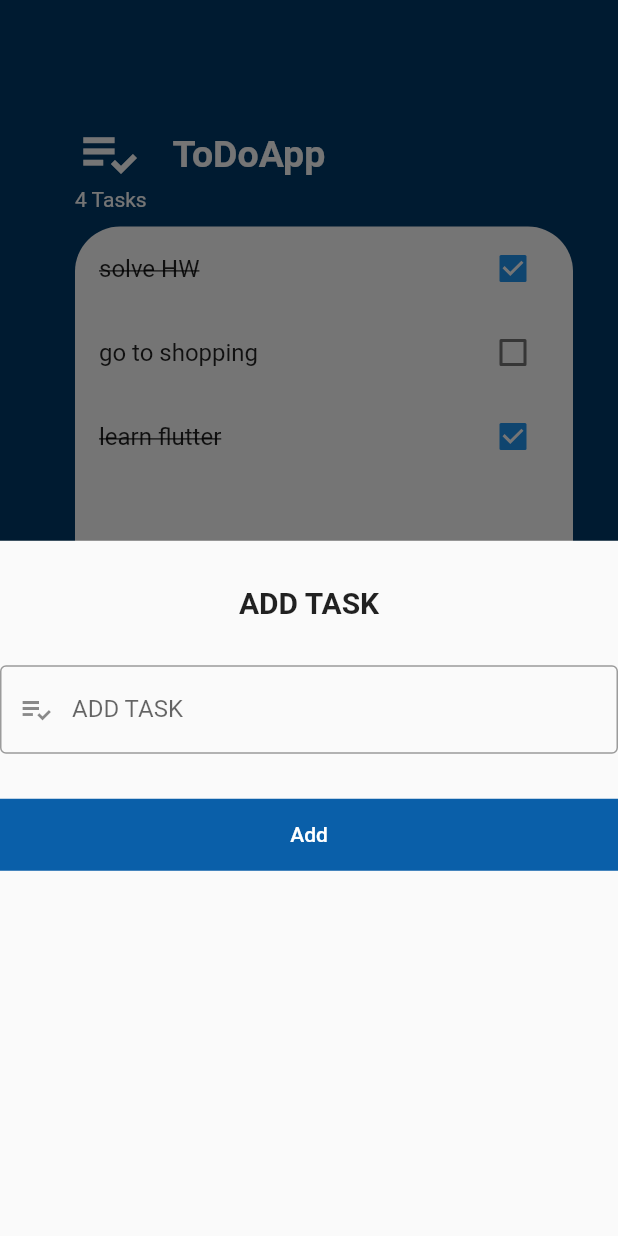
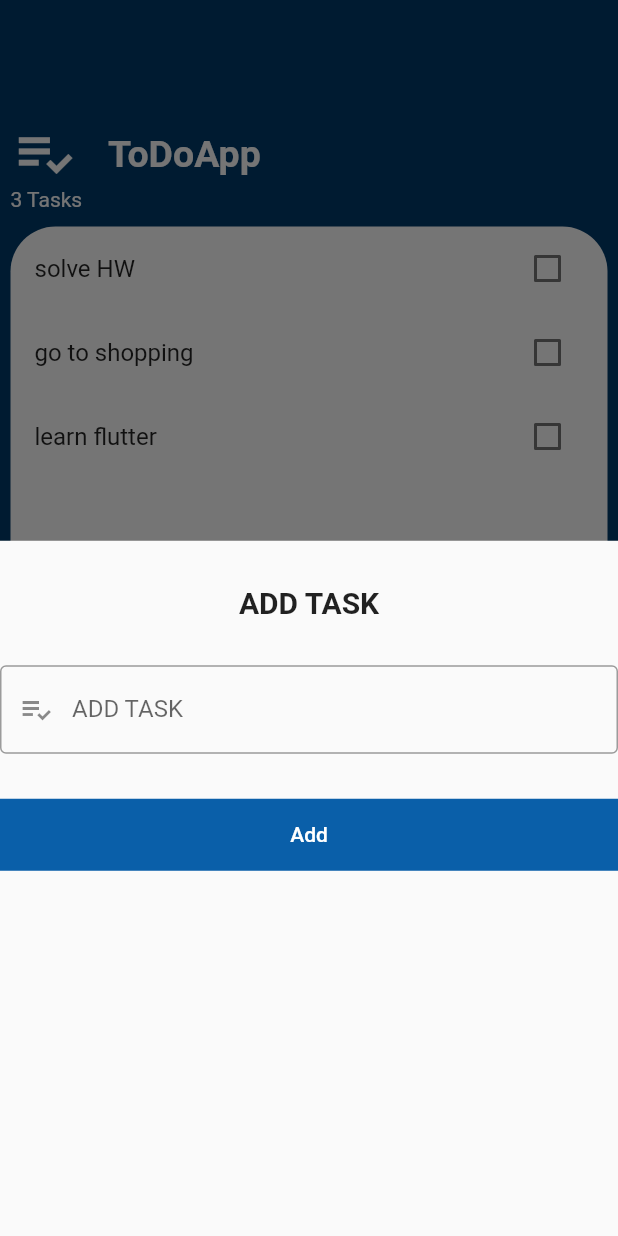
Before and after one commit to NouraSaad19/Flutter_ToDoApp, a Flutter app: the ToDoScreen screen opened directly, after a tap on the "add task" icon, on a phone screen of 412 x 824 dp. Run offline on Flutter 3.47's test engine with Material 2 defaults, Android fonts, the phone set to English and light mode, and no system bars.

Commit message:
add task to tasks list

```diff
--- a/lib/main.dart
+++ b/lib/main.dart
@@ -1,7 +1,8 @@
 import 'package:flutter/material.dart';
-
+import 'package:todoapp/models/task_data.dart';
 import 'package:todoapp/screens/login_screen.dart';
 import 'package:todoapp/screens/to_do_screen.dart';
+import 'package:provider/provider.dart';
 
 void main() {
   runApp(const MyApp());
@@ -13,10 +14,13 @@ class MyApp extends StatelessWidget {
   // This widget is the root of your application.
   @override
   Widget build(BuildContext context) {
-    return MaterialApp(
-      debugShowCheckedModeBanner: false,
-      // home: LoginScreen(),
-      home: ToDoScreen(),
+    return ChangeNotifierProvider(
+      create: (context) => TaskData(),
+      child: MaterialApp(
+        debugShowCheckedModeBanner: false,
+        // home: LoginScreen(),
+        home: ToDoScreen(),
+      ),
     );
   }
 }
--- a/lib/models/task.dart
+++ b/lib/models/task.dart
@@ -2,7 +2,7 @@ class TaskModel {
   final String taskName;
   bool isDone;
 
-  TaskModel({required this.taskName, required this.isDone});
+  TaskModel({required this.taskName, this.isDone = false});
 
   void doneChange() {
     isDone = !isDone;
--- /dev/null
+++ b/lib/models/task_data.dart
@@ -0,0 +1,21 @@
+import 'package:flutter/material.dart';
+import 'package:todoapp/models/task.dart';
+import 'package:todoapp/widgets/task.dart';
+
+class TaskData extends ChangeNotifier {
+  List<TaskModel> tasks = [
+    TaskModel(taskName: "solve HW"),
+    TaskModel(taskName: "go to shopping"),
+    TaskModel(taskName: "learn flutter"),
+  ];
+
+  void addTask(String newNameTask) {
+    tasks.add(TaskModel(taskName: newNameTask));
+    notifyListeners();
+  }
+
+  void cheakTask(TaskModel task) {
+    task.doneChange();
+    notifyListeners();
+  }
+}
--- /dev/null
+++ b/lib/screens/add_task.dart
@@ -0,0 +1,58 @@
+// ignore_for_file: prefer_const_constructors
+
+import 'package:flutter/material.dart';
+import 'package:provider/provider.dart';
+import '../models/task_data.dart';
+
+class AddTask extends StatelessWidget {
+  const AddTask({super.key});
+
+  @override
+  Widget build(BuildContext context) {
+    String? newNameTaskvalue;
+    return Container(
+      child: Column(
+        children: [
+          // ignore: prefer_const_constructors
+          SizedBox(
+            height: 30,
+          ),
+          Text(
+            "ADD TASK",
+            style: TextStyle(fontSize: 20, fontWeight: FontWeight.bold),
+          ),
+          // ignore: prefer_const_constructors
+          SizedBox(
+            height: 30,
+          ),
+          TextFormField(
+            decoration: InputDecoration(
+              border: OutlineInputBorder(),
+              labelText: 'ADD TASK', //مايختفي لما اجي اكتب يرقى فوق
+              prefixIcon: const Icon(Icons.playlist_add_check),
+            ),
+            //onFieldSubmitted
+            onChanged: (value) =>
+                newNameTaskvalue = value, // يمسك القيمه الي راح يدخلها اليوزر
+            //onChanged: (value) => print(value),
+          ),
+          SizedBox(
+            height: 30,
+          ),
+          Container(
+            width: double.infinity,
+            color: Color.fromARGB(255, 10, 95, 169),
+            child: MaterialButton(
+              onPressed: () {
+                Provider.of<TaskData>(context, listen: false)
+                    .addTask(newNameTaskvalue!);
+                Navigator.pop(context); //to close poppup
+              },
+              child: Text("Add", style: TextStyle(color: Colors.white)),
+            ),
+          ),
+        ],
+      ),
+    );
+  }
+}
--- a/lib/screens/to_do_screen.dart
+++ b/lib/screens/to_do_screen.dart
@@ -1,8 +1,10 @@
 // ignore_for_file: use_key_in_widget_constructors, prefer_const_constructors
 
 import 'package:flutter/material.dart';
-
+import '../models/task_data.dart';
 import '../widgets/tasks.dart';
+import 'package:provider/provider.dart';
+import '../screens/add_task.dart';
 
 class ToDoScreen extends StatelessWidget {
   @override
@@ -10,58 +12,19 @@ class ToDoScreen extends StatelessWidget {
     return Scaffold(
       backgroundColor: Color.fromARGB(255, 0, 58, 106),
       floatingActionButton: FloatingActionButton(
-        backgroundColor: Color.fromARGB(255, 10, 95, 169),
+        backgroundColor: Color.fromARGB(255, 39, 126, 203),
         onPressed: () {
           showModalBottomSheet(
-            // isScrollControlled: true,
+              // isScrollControlled: true,
 
-            //Popup in fultter
-            context: context,
-            builder: (context) => Container(
-              child: Column(
-                children: [
-                  SizedBox(
-                    height: 30,
-                  ),
-                  Text(
-                    "ADD TASK",
-                    style: TextStyle(fontSize: 20, fontWeight: FontWeight.bold),
-                  ),
-                  SizedBox(
-                    height: 30,
-                  ),
-                  TextFormField(
-                    decoration: InputDecoration(
-                      border: OutlineInputBorder(),
-                      labelText: 'ADD TASK', //مايختفي لما اجي اكتب يرقى فوق
-                      prefixIcon: const Icon(Icons.playlist_add_check),
-                    ),
-                    onFieldSubmitted: (value) =>
-                        print(value), // يمسك القيمه الي راح يدخلها اليوزر
-                    //onChanged: (value) => print(value),
-                  ),
-                  SizedBox(
-                    height: 30,
-                  ),
-                  Container(
-                    width: double.infinity,
-                    color: Color.fromARGB(255, 10, 95, 169),
-                    child: MaterialButton(
-                      onPressed: () {
-                        print("add");
-                      },
-                      child: Text("Add", style: TextStyle(color: Colors.white)),
-                    ),
-                  ),
-                ],
-              ),
-            ),
-          );
+              //Popup in fultter
+              context: context,
+              builder: (context) => AddTask());
         },
         child: Icon(Icons.add_task),
       ),
       body: Container(
-        padding: EdgeInsets.only(left: 50, top: 80, right: 30, bottom: 80),
+        padding: EdgeInsets.only(left: 7, top: 80, right: 7, bottom: 80),
         child: Column(
           crossAxisAlignment: CrossAxisAlignment.start,
           children: [
@@ -87,7 +50,7 @@ class ToDoScreen extends StatelessWidget {
               ],
             ),
             Text(
-              '4 Tasks',
+              '${Provider.of<TaskData>(context).tasks.length} Tasks',
               style: TextStyle(color: Colors.white),
             ),
             SizedBox(
--- a/lib/widgets/tasks.dart
+++ b/lib/widgets/tasks.dart
@@ -1,39 +1,27 @@
 import 'package:flutter/material.dart';
 import 'package:todoapp/models/task.dart';
 import 'package:todoapp/widgets/task.dart';
+import 'package:provider/provider.dart';
+import 'package:todoapp/models/task_data.dart';
 
-class Tasks extends StatefulWidget {
-  const Tasks({
-    Key? key,
-  }) : super(key: key);
-
-  @override
-  State<Tasks> createState() => _TasksState();
-}
-
-class _TasksState extends State<Tasks> {
-  List<TaskModel> tasks = [
-    TaskModel(taskName: "solve HW", isDone: true),
-    TaskModel(taskName: "go to shopping", isDone: false),
-    TaskModel(taskName: "learn flutter", isDone: true),
-  ];
-
+class Tasks extends StatelessWidget {
   @override
   Widget build(BuildContext context) {
+    return Consumer<TaskData>(builder: (context, taskData, child) {
       //ListView.builder help me to bulid infinty list from the task
       return ListView.builder(
-      itemCount: tasks.length,
+        itemCount: Provider.of<TaskData>(context).tasks.length,
         itemBuilder: (context, index) {
           return Task(
-            taskName: tasks[index].taskName,
-            isCheck: tasks[index].isDone,
+              taskName: taskData.tasks[index].taskName,
+              isCheck: taskData.tasks[index].isDone,
               ChekboxChange: (newValue) {
-              setState(() {
-                tasks[index].doneChange();
-              });
+                taskData.cheakTask(taskData.tasks[index]);
               });
         },
       );
+    });
+
     //   // ignore: prefer_const_literals_to_create_immutables
     //   children: [
     //     Task(taskName: tasks[0].taskName, isCheck: tasks[0].isDone),
--- a/pubspec.yaml
+++ b/pubspec.yaml
@@ -33,9 +33,11 @@ dependencies:
     sdk: flutter
 
 
+
   # The following adds the Cupertino Icons font to your application.
   # Use with the CupertinoIcons class for iOS style icons.
   cupertino_icons: ^1.0.2
+  provider: ^6.0.3
 
 dev_dependencies:
   flutter_test:
```
Also changed, not shown: pubspec.lock. Lines whose indentation alone changed are shown as unchanged.
